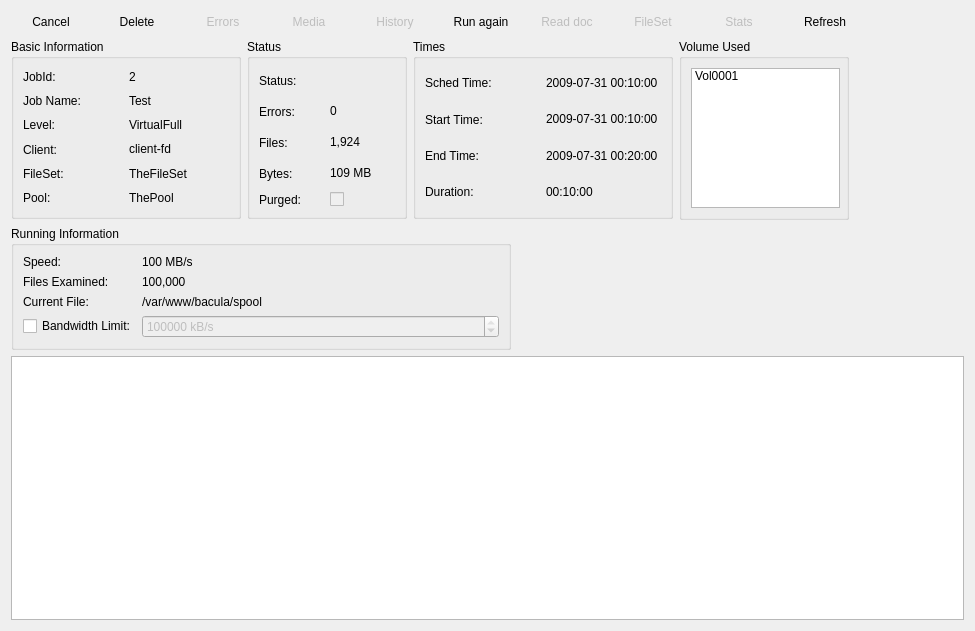
This is bacula/src/qt-console/job/job.ui in rkorzeniewski/bacula as Qt 5 draws it before an edit. The edited form follows.
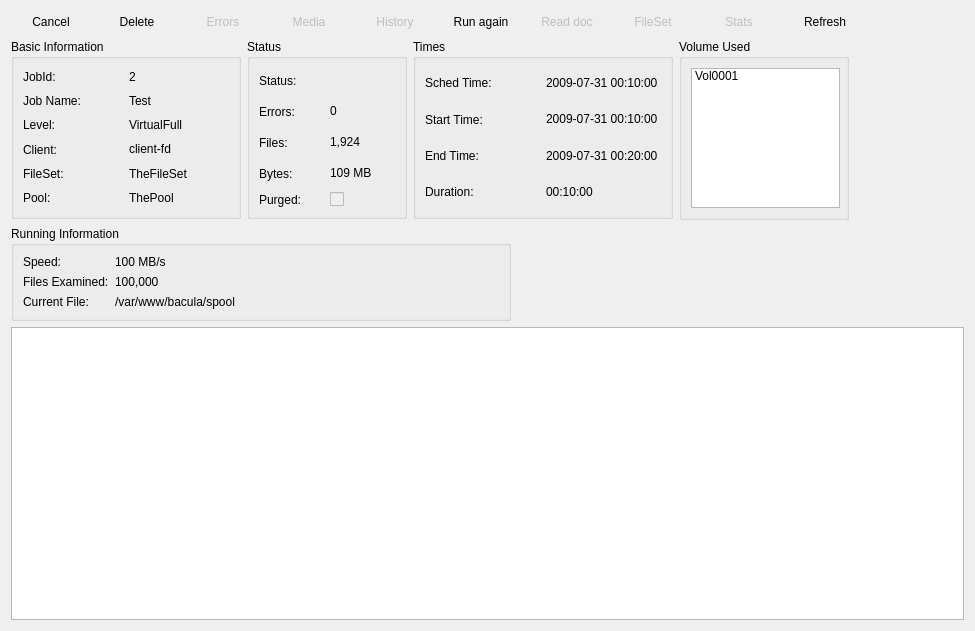
This is the edited form. Icons and pictures are not drawn.

Patch:
```diff
--- a/bacula/src/qt-console/job/job.ui
+++ b/bacula/src/qt-console/job/job.ui
@@ -692,35 +692,6 @@
           </property>
          </widget>
         </item>
-        <item row="3" column="1">
-         <widget class="QSpinBox" name="spin_Bwlimit">
-          <property name="enabled">
-           <bool>false</bool>
-          </property>
-          <property name="suffix">
-           <string> kB/s</string>
-          </property>
-          <property name="minimum">
-           <number>100</number>
-          </property>
-          <property name="maximum">
-           <number>200000</number>
-          </property>
-          <property name="singleStep">
-           <number>100</number>
-          </property>
-          <property name="value">
-           <number>200000</number>
-          </property>
-         </widget>
-        </item>
-        <item row="3" column="0">
-         <widget class="QCheckBox" name="chk_Bwlimit">
-          <property name="text">
-           <string>Bandwidth Limit:</string>
-          </property>
-         </widget>
-        </item>
        </layout>
       </widget>
      </item>
```
